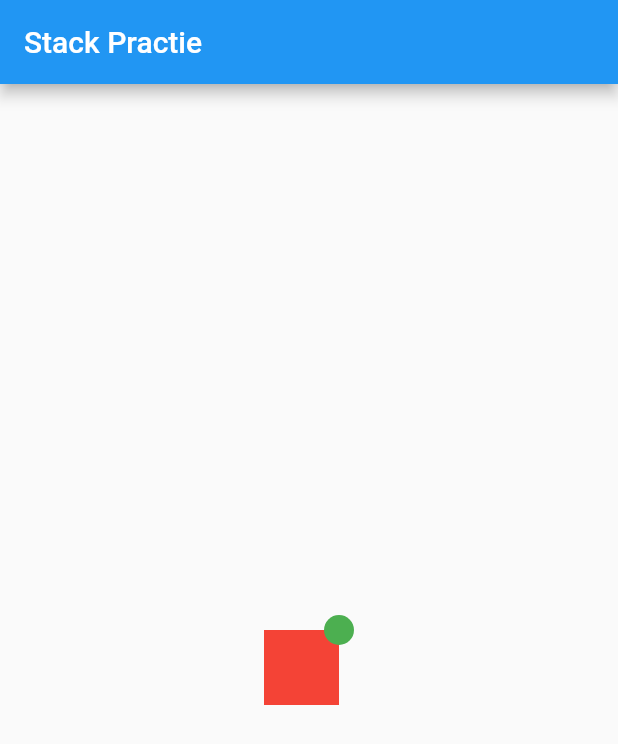
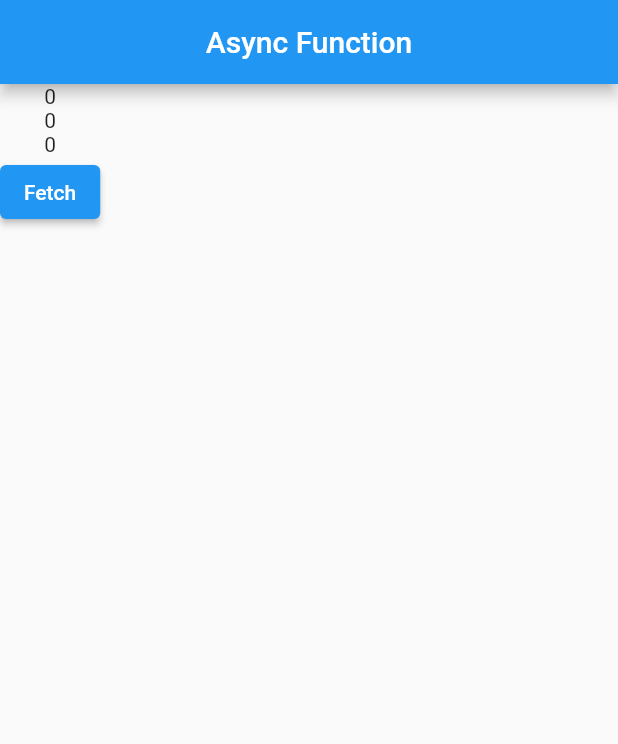
Before and after one commit to ahmedkaimkhani/SMIT-Flutter-Widgets-Learning, a Flutter app: the screen it shows after launch, on a phone screen of 412 x 824 dp. Shown: the top 744 px of the screen. Run offline on Flutter 3.47's test engine with Material 2 defaults, Android fonts, the light colour scheme and no system bars.

Commit message:
Practice

```diff
--- a/lib/Async Function/async_practice.dart
+++ b/lib/Async Function/async_practice.dart
@@ -0,0 +1,31 @@
+import 'package:flutter/material.dart';
+
+class AsyncFunction extends StatefulWidget {
+  const AsyncFunction({super.key});
+
+  @override
+  State<AsyncFunction> createState() => _AsyncFunctionState();
+}
+
+class _AsyncFunctionState extends State<AsyncFunction> {
+  int counter = 0;
+  int counter2 = 0;
+  int counter3 = 0;
+  @override
+  Widget build(BuildContext context) {
+    return Scaffold(
+      appBar: AppBar(
+        title: const Text('Async Function'),
+        centerTitle: true,
+      ),
+      body: Column(
+        children: [
+          Text(counter.toString()),
+          Text(counter2.toString()),
+          Text(counter3.toString()),
+          ElevatedButton(onPressed: () {}, child: const Text('Fetch')),
+        ],
+      ),
+    );
+  }
+}
--- a/lib/main.dart
+++ b/lib/main.dart
@@ -1,4 +1,5 @@
 import 'package:flutter/material.dart';
+import 'package:flutter_class_1/Async%20Function/async_practice.dart';
 import 'package:flutter_class_1/Counter/counter_2.dart';
 import 'package:flutter_class_1/Counter/counter_increment.dart';
 import 'package:flutter_class_1/Gridview/gridview.dart';
@@ -26,7 +27,7 @@
   Widget build(BuildContext context) {
     return const MaterialApp(
       debugShowCheckedModeBanner: false,
-      home: StackPractice(),
+      home: AsyncFunction(),
     );
   }
 }
```
